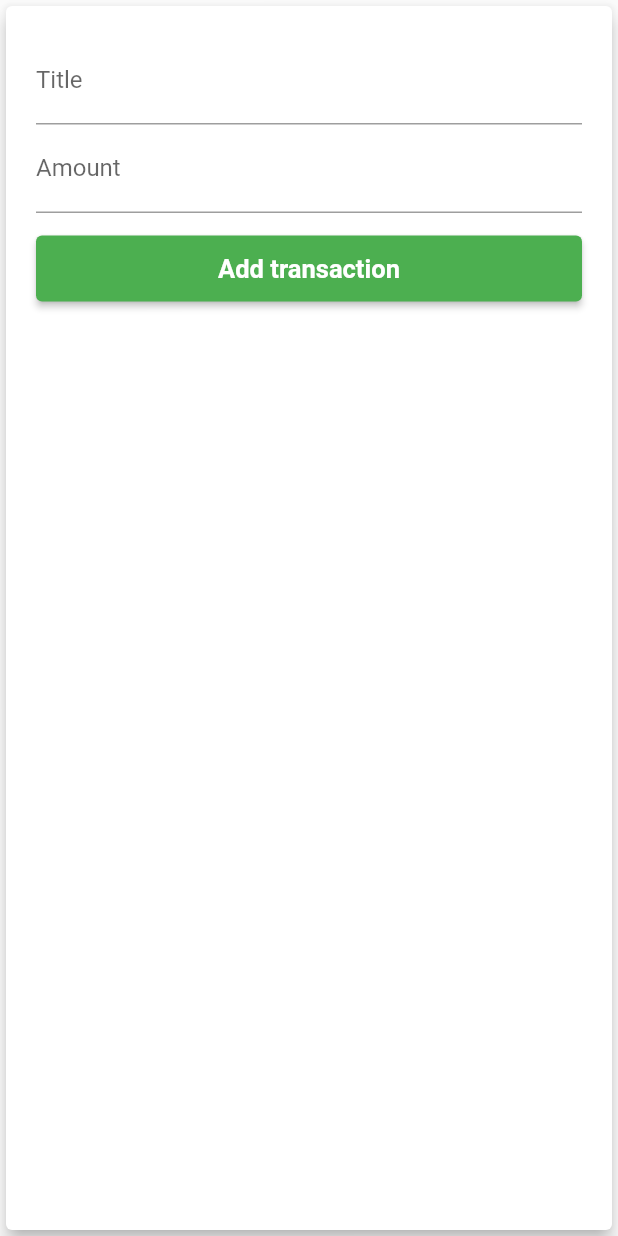
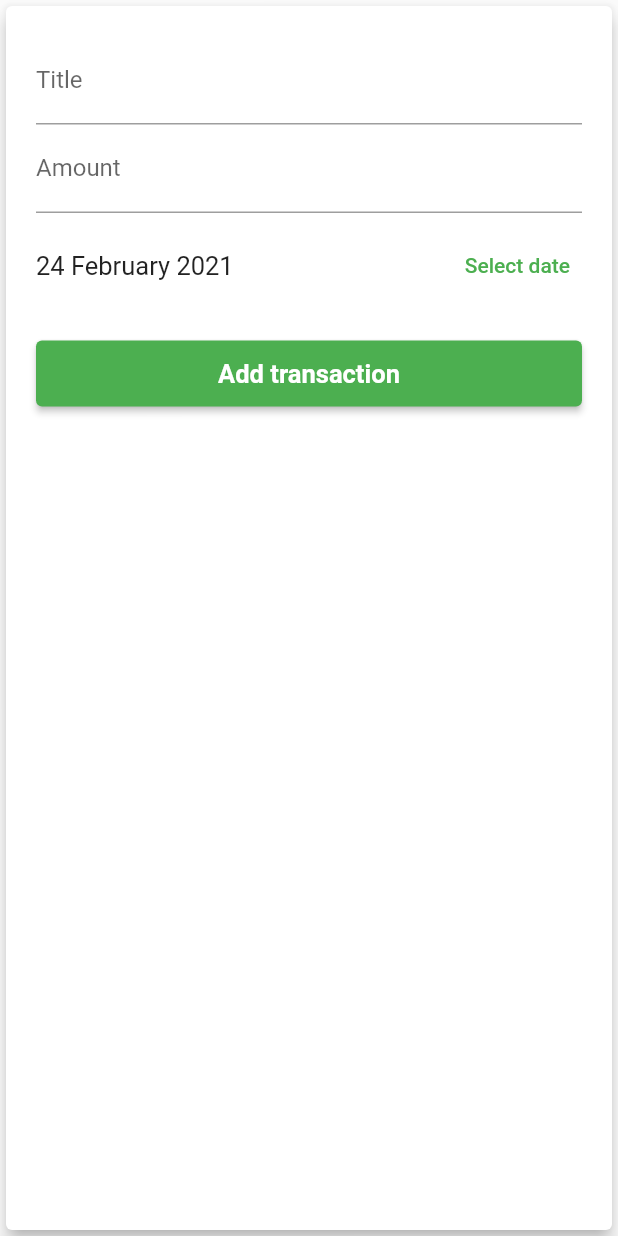
Before and after one commit to amvfortuna/flutter_tutorial_expenses, a Flutter app: the TransactionForm widget shown alone on an empty page, opened directly, on a phone screen of 412 x 824 dp. Run offline on Flutter 3.47's test engine with Material 2 defaults, Android fonts, the phone set to English and light mode, and no system bars.

Commit message:
Added a date field, which would be populated in the next commit.

```diff
--- a/lib/widgets/transaction_form.dart
+++ b/lib/widgets/transaction_form.dart
@@ -1,4 +1,5 @@
 import 'package:flutter/material.dart';
+import 'package:intl/intl.dart';
 
 class TransactionForm extends StatefulWidget {
   final Function(String, double) onAddButtonTapped;
@@ -52,6 +53,26 @@ class TransactionFormState extends State<TransactionForm> {
               onSubmitted: (_) => _addButtonPressed(),
             ),
             Container(
+              margin: EdgeInsets.symmetric(vertical: 5),
+              height: 60,
+              child: Row(
+                children: [
+                  Expanded(
+                    child: Text(
+                      DateFormat('d MMMM yyyy').format(
+                        DateTime.now(),
+                      ),
+                      style: TextStyle(fontSize: 17,),
+                    ),
+                  ),
+                  TextButton(
+                    onPressed: () {},
+                    child: Text('Select date'),
+                  ),
+                ],
+              ),
+            ),
+            Container(
               height: 44,
               width: double.infinity,
               margin: EdgeInsets.only(top: 15),
```
